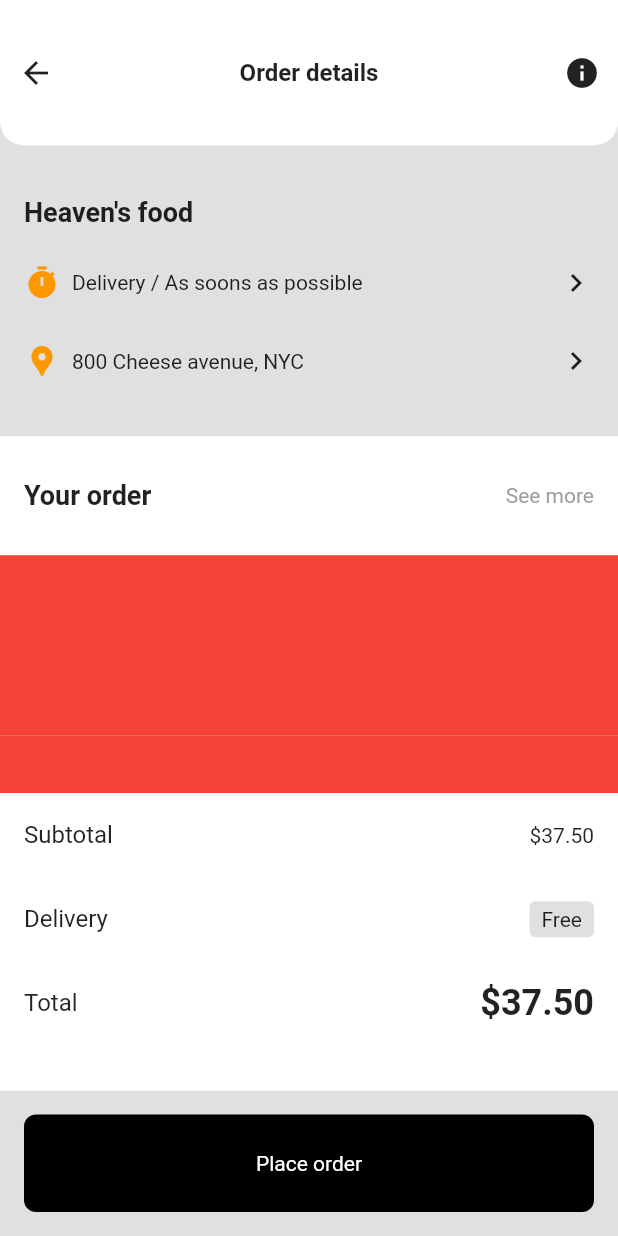
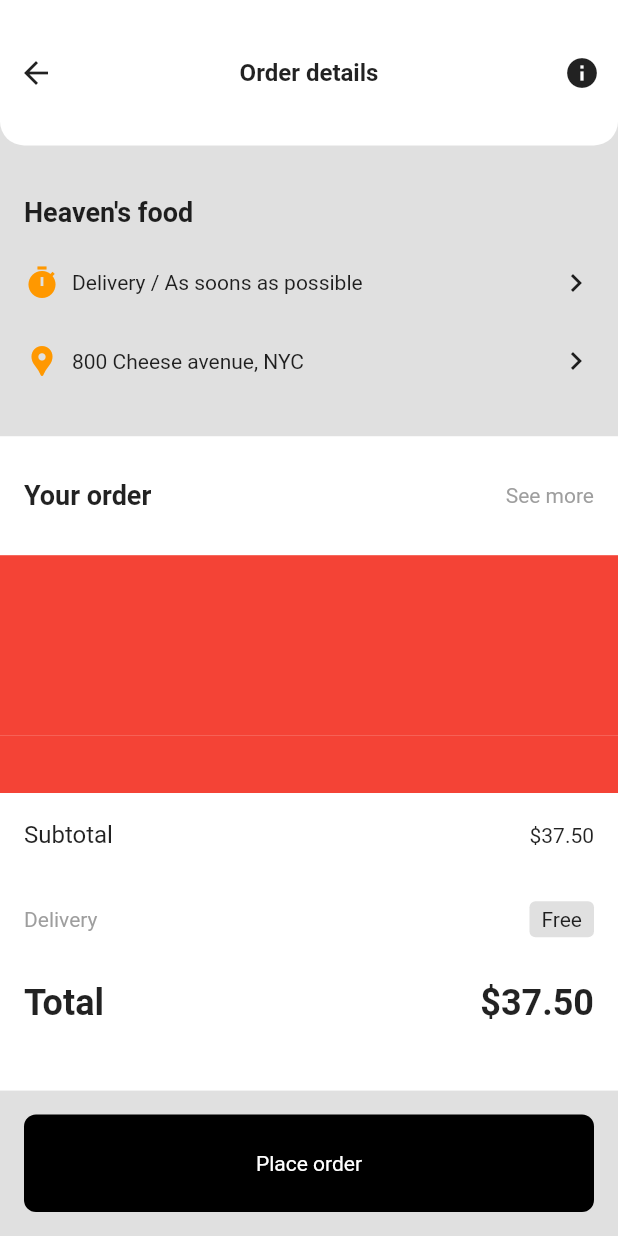
Before and after one commit to JAICHANGPARK/flutter_notebook_11th_story, a Flutter app: the screen it shows after launch, item 2 of the bottom bar chosen, on a phone screen of 412 x 824 dp. Run offline on Flutter 3.47's test engine with Material 2 defaults, Android fonts, the phone set to English and light mode, and no system bars; our stand-ins replace backdrop, badges, flutter_inner_drawer, flutter_slidable, flutter_swiper, google_fonts; network calls fail.

Commit message:
Update food_order_page.dart

```diff
--- a/lib/ep744_food_app/ui/food_order_page.dart
+++ b/lib/ep744_food_app/ui/food_order_page.dart
@@ -135,7 +135,10 @@ class _FoodOrderPageState extends State<FoodOrderPage> {
                               trailing: Text("\$37.50"),
                             ),
                             ListTile(
-                                title: Text("Delivery"),
+                                title: Text("Delivery", style: TextStyle(
+                                  fontSize: 14,
+                                  color: Colors.grey
+                                ),),
                                 trailing: Container(
                                   padding: EdgeInsets.symmetric(horizontal: 8, vertical: 4),
                                   decoration:
@@ -143,7 +146,10 @@ class _FoodOrderPageState extends State<FoodOrderPage> {
                                   child: Text("Free"),
                                 )),
                             ListTile(
-                                title: Text("Total"),
+                                title: Text("Total", style: TextStyle(
+                                  fontSize: 24,
+                                  fontWeight: FontWeight.bold
+                                ),),
                                 trailing: Text(
                                   "\$37.50",
                                   style: TextStyle(fontSize: 24, fontWeight: FontWeight.bold),
```
